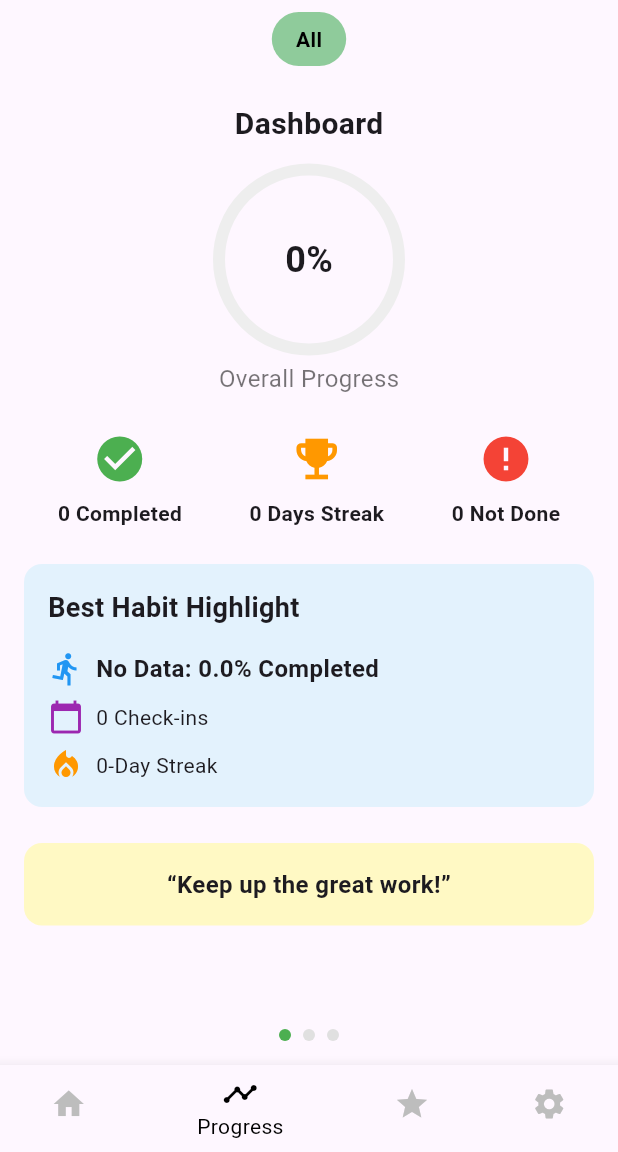
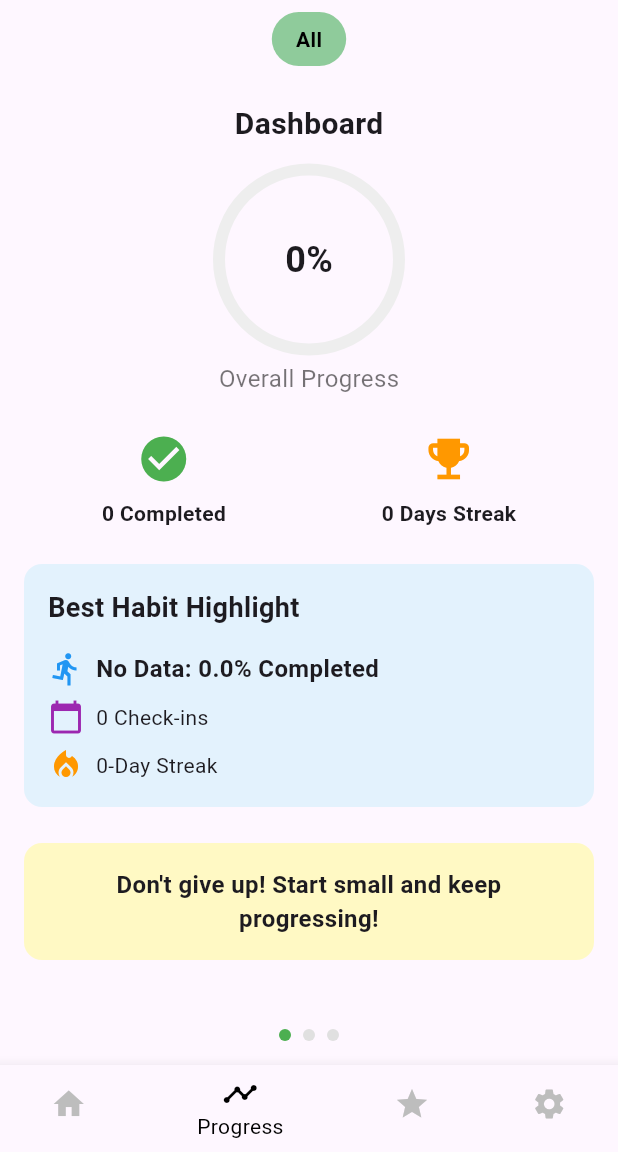
Before and after one commit to gregaspan/recur, a Flutter app: the ProgressScreenMain screen opened by its route, on a phone screen of 412 x 824 dp, the part 84-1236 px from its top. Run offline on Flutter 3.47's test engine with Material 3 defaults, Android fonts, the phone set to English and light mode, and no system bars; our stand-ins replace cloud_firestore, firebase_core, fl_chart, table_calendar; accounts and stored records are empty.

Commit message:
Overall progress screen finish

```diff
--- a/recur_application/lib/screens/progress/calendar_habit_screen.dart
+++ b/recur_application/lib/screens/progress/calendar_habit_screen.dart
@@ -125,12 +125,6 @@ class _CalendarProgressScreenState extends State<CalendarProgressScreen> {
       allHabitStatuses = habitStatuses; // Vsa stanja za posamezne habite
       habitCompletion = completionData; // Skupno stanje za koledar
     });
-
-    // Debugging output
-    print("Selected Filter: $selectedFilter");
-    print("Filtered Habits: ${filteredHabits.map((habit) => habit['name']).toList()}");
-    print("Habit Completion Data: $habitCompletion");
-    print("All Habit Statuses: $allHabitStatuses");
   } catch (e) {
     print("Error fetching habit data: $e");
   }
--- a/recur_application/lib/screens/progress/overall_progress_screen.dart
+++ b/recur_application/lib/screens/progress/overall_progress_screen.dart
@@ -1,10 +1,25 @@
 import 'package:flutter/material.dart';
 import 'package:cloud_firestore/cloud_firestore.dart';
 
-class OverallProgressScreen extends StatelessWidget {
+class OverallProgressScreen extends StatefulWidget {
+  final String selectedFilter; // Filter, ki je izbran v ProgressScreen
+
+  OverallProgressScreen({required this.selectedFilter});
+
+  @override
+  _OverallProgressScreenState createState() => _OverallProgressScreenState();
+}
+
+class _OverallProgressScreenState extends State<OverallProgressScreen> {
+  List<String> completedHabits = []; // Seznam zaključenih habitov
+  int completedPeriods = 0; // Skupno število zaključenih obdobij
+  int totalPeriods = 0; // Skupno število vseh obdobij
+  Map<String, int> streaks = {}; // Za shranjevanje streakov za vsak habit
+
   @override
   Widget build(BuildContext context) {
-    final isLandscape = MediaQuery.of(context).orientation == Orientation.landscape;
+    final isLandscape =
+        MediaQuery.of(context).orientation == Orientation.landscape;
 
     return StreamBuilder<QuerySnapshot>(
       stream: FirebaseFirestore.instance.collection('habits').snapshots(),
@@ -13,56 +28,72 @@ class OverallProgressScreen extends StatelessWidget {
           return Center(child: CircularProgressIndicator());
         }
 
-        // Pridobimo podatke iz baze
         final habits = snapshot.data!.docs;
-        int notDoneCount = 0;
         int streakDays = 0;
         String bestHabitName = "No Data";
         double bestHabitCompletion = 0.0;
         int bestHabitCheckIns = 0;
-        final int totalHabits = habits.length; // Skupno število habitov
-        int completedCount = 0;
-        int failedCount = 0;
+        int bestHabitStreak = 0; // Dodajemo streak za najboljši habit
 
-        // Iteriramo skozi vse habite, da izračunamo statistike
+        completedHabits.clear();
+        completedPeriods = 0;
+        totalPeriods = 0;
+
+        // Filtriranje habitov glede na selectedFilter
         for (var habit in habits) {
           final data = habit.data() as Map<String, dynamic>;
           final periods = data['periods'] as Map<String, dynamic>? ?? {};
           final String name = data['name'] ?? 'Unnamed Habit';
+          final String type = data['type'] ?? ''; // Filter tip habit-a
 
-          bool isCompleted = periods.values.any((period) => period['status'] == 'completed');
-          bool isFailed = periods.values.any((period) => period['status'] == 'failed');
-
-          if (isCompleted) {
-            completedCount++;
-          } else if (isFailed) {
-            failedCount++;
+          // Preverimo, ali ta habit ustreza izbranemu filtru
+          if (widget.selectedFilter != "All" && widget.selectedFilter != type) {
+            continue; // Če ne ustreza, preskočimo ta habit
           }
 
-          // Izračunamo napredek na podlagi trenutnega obdobja
+          int habitCompletedPeriods = 0;
+          int habitStreak = 0;
+
           for (var periodKey in periods.keys) {
             final periodData = periods[periodKey];
+            final status = periodData['status'] ?? "ongoing";
 
-            // Najdemo habit z največjim napredkom
+            if (status == "completed") {
+              habitCompletedPeriods++;
+              completedPeriods++;
+            }
+            totalPeriods++;
+
             final progress = periodData['progress'] ?? 0.0;
             if (progress > bestHabitCompletion) {
               bestHabitName = name;
-              bestHabitCompletion = progress * 100; // Pretvorimo v odstotke
-              bestHabitCheckIns = (periodData['intakes'] as List<dynamic>?)?.length ?? 0;
+              bestHabitCompletion = progress * 100;
+              bestHabitCheckIns =
+                  (periodData['intakes'] as List<dynamic>?)?.length ?? 0;
             }
 
-            // Določimo streak, če je na voljo
             final streak = periodData['streak'] ?? 0;
+            if (streak > habitStreak) {
+              habitStreak = streak; // Najdi največji streak za ta habit
+            }
+
             if (streak > streakDays) streakDays = streak;
+          }
+
+          if (habitCompletedPeriods > 0) {
+            completedHabits
+                .add("$name: $habitCompletedPeriods periods completed");
+            streaks[name] = habitStreak; // Dodaj streak za ta habit
+          }
+
+          if (habitStreak > bestHabitStreak) {
+            bestHabitStreak = habitStreak; // Nastavimo najboljši streak
           }
         }
 
-
-        // Izračunamo napredek tako, da zmanjšamo vpliv "failed" habitov
-        final overallCompletion = totalHabits > 0
-          ? (((completedCount - failedCount).clamp(0, totalHabits) / totalHabits) * 100).toInt()
-          : 0;
-
+        final overallCompletion = totalPeriods > 0
+            ? ((completedPeriods / totalPeriods) * 100).toInt()
+            : 0;
 
         return SingleChildScrollView(
           child: Padding(
@@ -71,16 +102,14 @@ class OverallProgressScreen extends StatelessWidget {
                 ? Row(
                     crossAxisAlignment: CrossAxisAlignment.start,
                     children: [
-                      // Left Section: Circular Progress Bar
                       Expanded(
                         flex: 1,
                         child: Column(
                           crossAxisAlignment: CrossAxisAlignment.center,
                           children: [
-                            Text(
-                              "Dashboard",
-                              style: TextStyle(fontWeight: FontWeight.bold, fontSize: 20),
-                            ),
+                            Text("Dashboard",
+                                style: TextStyle(
+                                    fontWeight: FontWeight.bold, fontSize: 20)),
                             SizedBox(height: 16),
                             CircularProgressIndicatorWithLabel(
                               percentage: overallCompletion,
@@ -89,35 +118,30 @@ class OverallProgressScreen extends StatelessWidget {
                           ],
                         ),
                       ),
-                      // Right Section: Summary and Highlights
                       Expanded(
                         flex: 2,
                         child: Column(
                           crossAxisAlignment: CrossAxisAlignment.start,
                           children: [
-                            // Status Summary
                             Row(
                               mainAxisAlignment: MainAxisAlignment.spaceAround,
                               children: [
-                                SummaryStat(
-                                  icon: Icons.check_circle,
-                                  color: Colors.green,
-                                  label: "$completedCount Completed",
+                                GestureDetector(
+                                  onTap: () => _showHabitList(),
+                                  child: SummaryStat(
+                                    icon: Icons.check_circle,
+                                    color: Colors.green,
+                                    label: "$completedPeriods Completed",
+                                  ),
                                 ),
                                 SummaryStat(
                                   icon: Icons.emoji_events,
                                   color: Colors.orange,
                                   label: "$streakDays Days Streak",
                                 ),
-                                SummaryStat(
-                                  icon: Icons.error,
-                                  color: Colors.red,
-                                  label: "$notDoneCount Not Done",
-                                ),
                               ],
                             ),
                             SizedBox(height: 24),
-                            // Best Habit Highlight
                             _buildBestHabitHighlight(
                               name: bestHabitName,
                               completion: bestHabitCompletion,
@@ -125,8 +149,7 @@ class OverallProgressScreen extends StatelessWidget {
                               streak: streakDays,
                             ),
                             SizedBox(height: 24),
-                            // Motivational Quote
-                            _buildMotivationalQuote(),
+                            _buildMotivationalQuote(overallCompletion),
                           ],
                         ),
                       ),
@@ -135,41 +158,34 @@ class OverallProgressScreen extends StatelessWidget {
                 : Column(
                     crossAxisAlignment: CrossAxisAlignment.center,
                     children: [
-                      // Dashboard Title
-                      Text(
-                        "Dashboard",
-                        style: TextStyle(fontWeight: FontWeight.bold, fontSize: 20),
-                      ),
+                      Text("Dashboard",
+                          style: TextStyle(
+                              fontWeight: FontWeight.bold, fontSize: 20)),
                       SizedBox(height: 16),
-                      // Circular Progress Bar
                       CircularProgressIndicatorWithLabel(
                         percentage: overallCompletion,
                         description: "Overall Progress",
                       ),
                       SizedBox(height: 24),
-                      // Status Summary
                       Row(
                         mainAxisAlignment: MainAxisAlignment.spaceAround,
                         children: [
-                          SummaryStat(
-                            icon: Icons.check_circle,
-                            color: Colors.green,
-                            label: "$completedCount Completed",
+                          GestureDetector(
+                            onTap: () => _showHabitList(),
+                            child: SummaryStat(
+                              icon: Icons.check_circle,
+                              color: Colors.green,
+                              label: "$completedPeriods Completed",
+                            ),
                           ),
                           SummaryStat(
                             icon: Icons.emoji_events,
                             color: Colors.orange,
                             label: "$streakDays Days Streak",
                           ),
-                          SummaryStat(
-                            icon: Icons.error,
-                            color: Colors.red,
-                            label: "$notDoneCount Not Done",
-                          ),
                         ],
                       ),
                       SizedBox(height: 24),
-                      // Best Habit Highlight
                       _buildBestHabitHighlight(
                         name: bestHabitName,
                         completion: bestHabitCompletion,
@@ -177,11 +193,34 @@ class OverallProgressScreen extends StatelessWidget {
                         streak: streakDays,
                       ),
                       SizedBox(height: 24),
-                      // Motivational Quote
-                      _buildMotivationalQuote(),
+                      _buildMotivationalQuote(overallCompletion),
                     ],
                   ),
           ),
+        );
+      },
+    );
+  }
+
+  void _showHabitList() {
+    showDialog(
+      context: context,
+      builder: (context) {
+        return AlertDialog(
+          title: Text("Completed Habits"),
+          content: completedHabits.isNotEmpty
+              ? Column(
+                  mainAxisSize: MainAxisSize.min,
+                  children:
+                      completedHabits.map((habit) => Text(habit)).toList(),
+                )
+              : Text("No habits found."),
+          actions: [
+            TextButton(
+              onPressed: () => Navigator.pop(context),
+              child: Text("Close"),
+            ),
+          ],
         );
       },
     );
@@ -202,10 +241,8 @@ class OverallProgressScreen extends StatelessWidget {
       child: Column(
         crossAxisAlignment: CrossAxisAlignment.start,
         children: [
-          Text(
-            "Best Habit Highlight",
-            style: TextStyle(fontWeight: FontWeight.bold, fontSize: 18),
-          ),
+          Text("Best Habit Highlight",
+              style: TextStyle(fontWeight: FontWeight.bold, fontSize: 18)),
           SizedBox(height: 16),
           Row(
             children: [
@@ -232,7 +269,8 @@ class OverallProgressScreen extends StatelessWidget {
             children: [
               Icon(Icons.local_fire_department, color: Colors.orange),
               SizedBox(width: 8),
-              Text("$streak-Day Streak"),
+              Text(
+                  "$streak-Day Streak"), // Dodajemo streak v Best Habit Highlight
             ],
           ),
         ],
@@ -240,7 +278,18 @@ class OverallProgressScreen extends StatelessWidget {
     );
   }
 
-  Widget _buildMotivationalQuote() {
+  Widget _buildMotivationalQuote(int overallCompletion) {
+    String message;
+    if (overallCompletion == 100) {
+      message = "Amazing! You've completed everything!";
+    } else if (overallCompletion >= 75) {
+      message = "Great job! You're almost there!";
+    } else if (overallCompletion >= 50) {
+      message = "You're halfway through! Keep going!";
+    } else {
+      message = "Don't give up! Start small and keep progressing!";
+    }
+
     return Container(
       decoration: BoxDecoration(
         color: Colors.yellow[100],
@@ -249,7 +298,7 @@ class OverallProgressScreen extends StatelessWidget {
       padding: EdgeInsets.all(16.0),
       child: Center(
         child: Text(
-          "“Keep up the great work!”",
+          message,
           style: TextStyle(fontWeight: FontWeight.bold, fontSize: 16),
           textAlign: TextAlign.center,
         ),
@@ -258,12 +307,12 @@ class OverallProgressScreen extends StatelessWidget {
   }
 }
 
-// Custom Circular Progress Indicator
 class CircularProgressIndicatorWithLabel extends StatelessWidget {
   final int percentage;
   final String description;
 
-  CircularProgressIndicatorWithLabel({required this.percentage, required this.description});
+  CircularProgressIndicatorWithLabel(
+      {required this.percentage, required this.description});
 
   @override
   Widget build(BuildContext context) {
@@ -282,33 +331,24 @@ class CircularProgressIndicatorWithLabel extends StatelessWidget {
                 valueColor: AlwaysStoppedAnimation<Color>(Colors.blue),
               ),
             ),
-            Text(
-              "$percentage%",
-              style: TextStyle(fontSize: 24, fontWeight: FontWeight.bold),
-            ),
+            Text("$percentage%",
+                style: TextStyle(fontSize: 24, fontWeight: FontWeight.bold)),
           ],
         ),
         SizedBox(height: 8),
-        Text(
-          description,
-          style: TextStyle(fontSize: 16, color: Colors.black54),
-        ),
+        Text(description,
+            style: TextStyle(fontSize: 16, color: Colors.black54)),
       ],
     );
   }
 }
 
-// Custom Summary Stat Widget
 class SummaryStat extends StatelessWidget {
   final IconData icon;
   final Color color;
   final String label;
 
-  SummaryStat({
-    required this.icon,
-    required this.color,
-    required this.label,
-  });
+  SummaryStat({required this.icon, required this.color, required this.label});
 
   @override
   Widget build(BuildContext context) {
@@ -316,7 +356,8 @@ class SummaryStat extends StatelessWidget {
       children: [
         Icon(icon, color: color, size: 36),
         SizedBox(height: 8),
-        Text(label, style: TextStyle(fontSize: 14, fontWeight: FontWeight.bold)),
+        Text(label,
+            style: TextStyle(fontSize: 14, fontWeight: FontWeight.bold)),
       ],
     );
   }
--- a/recur_application/lib/screens/progress/progress_screen.dart
+++ b/recur_application/lib/screens/progress/progress_screen.dart
@@ -151,7 +151,9 @@ void updateSelectedFilter(String filter) {
                 });
               },
               children: [
-                OverallProgressScreen(),
+                OverallProgressScreen(
+                  selectedFilter: selectedFilter,
+                ),
                 WeeklyProgressScreen(),
                 CalendarProgressScreen(
                   selectedFilter: selectedFilter, // Pass the selected filter
```
